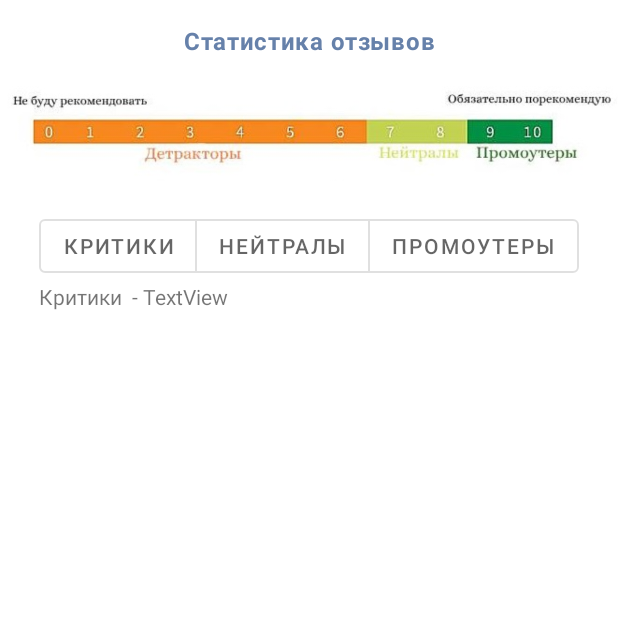
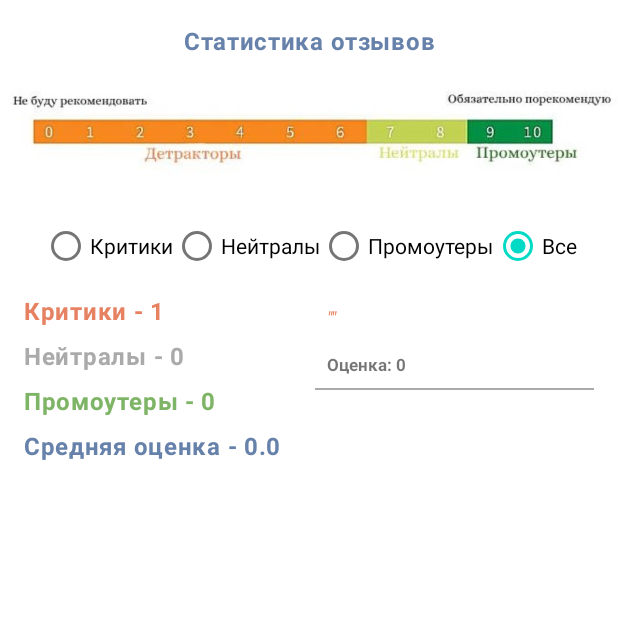
Before and after one commit to mmh-dev/FeedBackApp, an Android app: the fragment ManagerFragment placed in its activity, on a phone screen of 412 x 824 dp, the top half of it. Run offline under Robolectric (Android 15) with nearby library versions, the phone set to English and light mode, and no system bars; our stand-ins replace Dagger/Hilt's generated code, Room's generated code.

Commit message:
version 1

```diff
--- a/app/src/main/java/com/mmh/feedbackapp/CustomerFragment.kt
+++ b/app/src/main/java/com/mmh/feedbackapp/CustomerFragment.kt
@@ -6,6 +6,7 @@ import android.view.LayoutInflater
 import android.view.View
 import android.view.ViewGroup
 import android.widget.RadioButton
+import androidx.fragment.app.viewModels
 import androidx.lifecycle.lifecycleScope
 import com.mmh.feedbackapp.databinding.FragmentCustomerBinding
 import com.mmh.feedbackapp.db.AppDatabase
@@ -14,6 +15,7 @@ import com.mmh.feedbackapp.utils.CRITIC
 import com.mmh.feedbackapp.utils.NEUTRAL
 import com.mmh.feedbackapp.utils.PROMOTER
 import com.mmh.feedbackapp.utils.showToast
+import com.mmh.feedbackapp.viewModels.MyViewModel
 import dagger.hilt.android.AndroidEntryPoint
 import kotlinx.coroutines.Dispatchers
 import kotlinx.coroutines.launch
@@ -26,11 +28,8 @@ class CustomerFragment : Fragment() {
     private val binding: FragmentCustomerBinding by lazy {
         FragmentCustomerBinding.inflate(layoutInflater)
     }
-
+    private val viewModel: MyViewModel by viewModels()
     private var score: Int = 0
-
-    @Inject
-    lateinit var db: AppDatabase
 
     override fun onCreateView(
         inflater: LayoutInflater, container: ViewGroup?,
@@ -50,7 +49,8 @@ class CustomerFragment : Fragment() {
             }
 
             submitBtn.setOnClickListener {
-                lifecycleScope.launch (Dispatchers.IO) {
+
+                lifecycleScope.launch {
                     val comment = commentField.text.toString()
                     val feedBack = FeedBack(score, comment)
                     when (score) {
@@ -58,7 +58,7 @@ class CustomerFragment : Fragment() {
                         in 7..8 -> feedBack.type = NEUTRAL
                         else -> feedBack.type = PROMOTER
                     }
-                    db.dao().insertFeedback(feedBack)
+                    viewModel.insertFeedback(feedBack)
                     withContext(Dispatchers.Main) {
                         showToast(getString(R.string.feedback_saved_text))
                         binding.apply {
--- a/app/src/main/java/com/mmh/feedbackapp/ManagerFragment.kt
+++ b/app/src/main/java/com/mmh/feedbackapp/ManagerFragment.kt
@@ -6,20 +6,20 @@ import android.view.LayoutInflater
 import android.view.View
 import android.view.ViewGroup
 import androidx.fragment.app.Fragment
+import androidx.fragment.app.viewModels
 import androidx.lifecycle.lifecycleScope
 import androidx.recyclerview.widget.LinearLayoutManager
-import androidx.recyclerview.widget.RecyclerView
 import com.mmh.feedbackapp.adapters.FeedBackAdapter
 import com.mmh.feedbackapp.databinding.FragmentManagerBinding
-import com.mmh.feedbackapp.db.AppDatabase
 import com.mmh.feedbackapp.entities.FeedBack
+import com.mmh.feedbackapp.utils.ALL
 import com.mmh.feedbackapp.utils.CRITIC
 import com.mmh.feedbackapp.utils.NEUTRAL
 import com.mmh.feedbackapp.utils.PROMOTER
+import com.mmh.feedbackapp.viewModels.MyViewModel
 import dagger.hilt.android.AndroidEntryPoint
 import kotlinx.coroutines.Dispatchers
-import kotlinx.coroutines.launch
-import javax.inject.Inject
+import kotlinx.coroutines.withContext
 
 @AndroidEntryPoint
 class ManagerFragment : Fragment() {
@@ -28,11 +28,8 @@ class ManagerFragment : Fragment() {
         FragmentManagerBinding.inflate(layoutInflater)
     }
     private var feedBackAdapter: FeedBackAdapter? = null
-    private var checkedType = CRITIC
-    private var feedbackList = mutableListOf<FeedBack>()
-
-    @Inject
-    lateinit var db: AppDatabase
+    private var feedbackList = listOf<FeedBack>()
+    private val viewModel: MyViewModel by viewModels()
 
     override fun onCreateView(
         inflater: LayoutInflater, container: ViewGroup?,
@@ -46,24 +43,43 @@ class ManagerFragment : Fragment() {
 
         feedBackAdapter = FeedBackAdapter(requireContext())
         binding.commentsRv.apply {
-            layoutManager = LinearLayoutManager(requireActivity(), RecyclerView.HORIZONTAL, false)
+            layoutManager = LinearLayoutManager(requireActivity())
             adapter = feedBackAdapter
         }
 
-        binding.toggleGroup.addOnButtonCheckedListener { group, checkedId, isChecked ->
-            checkedType = when (checkedId) {
+        viewModel.getFeedbacks()
+        binding.toggleGroup.setOnCheckedChangeListener { radioGroup, checkedId ->
+            val checkedType = when (checkedId) {
                 binding.criticsBtn.id -> CRITIC
                 binding.neutralsBtn.id -> NEUTRAL
                 binding.promoterBtn.id -> PROMOTER
-                else -> ""
+                else -> ALL
             }
             Log.i("tag", checkedType)
-            feedbackList.filter { it.type == checkedType }
-            feedBackAdapter?.submitList(feedbackList)
+            if (checkedType != ALL) {
+                val filteredList = feedbackList.filter { it.type == checkedType }
+                feedBackAdapter?.submitList(filteredList)
+            } else {
+                feedBackAdapter?.submitList(feedbackList)
+            }
         }
+        lifecycleScope.launchWhenCreated {
+            viewModel.feedBackList.observe(viewLifecycleOwner) { list ->
+                feedbackList = list
+                feedBackAdapter?.submitList(feedbackList)
+            }
+            updateNumbers()
+        }
+    }
 
-        lifecycleScope.launch(Dispatchers.IO) {
-            feedbackList = db.dao().getAllFeedbacks()
+    private fun updateNumbers() {
+        binding.apply {
+            viewModel.numbers.observe(viewLifecycleOwner) { numbers ->
+                criticsNumber.text = numbers.first()
+                neutralsNumber.text = numbers[1]
+                promotersNumber.text = numbers[2]
+                averageScore.text = numbers.last()
+            }
         }
     }
 }
--- a/app/src/main/java/com/mmh/feedbackapp/StartFragment.kt
+++ b/app/src/main/java/com/mmh/feedbackapp/StartFragment.kt
@@ -29,7 +29,6 @@ class StartFragment : Fragment() {
             customerBtn.setOnClickListener {
                 parentFragmentManager.beginTransaction().replace(R.id.container_view, CustomerFragment()).addToBackStack(null).commit()
             }
-
             managerBtn.setOnClickListener {
                 parentFragmentManager.beginTransaction().replace(R.id.container_view, ManagerFragment()).addToBackStack(null).commit()
             }
--- a/app/src/main/java/com/mmh/feedbackapp/adapters/FeedBackAdapter.kt
+++ b/app/src/main/java/com/mmh/feedbackapp/adapters/FeedBackAdapter.kt
@@ -20,7 +20,8 @@ class FeedBackAdapter @Inject constructor(private val context: Context) :
 
         fun bind(feedBack: FeedBack) {
             with(binding) {
-                comment.text = feedBack.comment
+                comment.text = context.resources.getString(R.string.comment_text, feedBack.comment)
+                score.text = context.resources.getString(R.string.score_text, feedBack.score)
                 when (feedBack.type) {
                     CRITIC -> comment.setTextColor(context.resources.getColor(R.color.red))
                     PROMOTER -> comment.setTextColor(context.resources.getColor(R.color.green))
--- /dev/null
+++ b/app/src/main/java/com/mmh/feedbackapp/repositories/MyRepository.kt
@@ -0,0 +1,18 @@
+package com.mmh.feedbackapp.repositories
+
+import com.mmh.feedbackapp.db.AppDatabase
+import com.mmh.feedbackapp.entities.FeedBack
+import javax.inject.Inject
+
+class MyRepository @Inject constructor(
+    private val database: AppDatabase
+) {
+
+    suspend fun insertFeedback(feedback: FeedBack) {
+        database.dao().insertFeedback(feedback)
+    }
+
+    suspend fun getAllFeedbacks(): MutableList<FeedBack> {
+        return database.dao().getAllFeedbacks()
+    }
+}
--- a/app/src/main/java/com/mmh/feedbackapp/utils/Consts.kt
+++ b/app/src/main/java/com/mmh/feedbackapp/utils/Consts.kt
@@ -3,3 +3,4 @@ package com.mmh.feedbackapp.utils
 const val CRITIC = "critic"
 const val NEUTRAL = "neutral"
 const val PROMOTER = "promoter"
+const val ALL = "all"
--- a/app/src/main/java/com/mmh/feedbackapp/utils/Extentions.kt
+++ b/app/src/main/java/com/mmh/feedbackapp/utils/Extentions.kt
@@ -7,3 +7,5 @@ import androidx.fragment.app.Fragment
 fun Fragment.showToast(message: String) {
     Toast.makeText(requireContext(), message, Toast.LENGTH_SHORT).show()
 }
+
+fun Double.round(decimals: Int = 2): Double = "%.${decimals}f".format(this).toDouble()
--- /dev/null
+++ b/app/src/main/java/com/mmh/feedbackapp/viewModels/MyViewModel.kt
@@ -0,0 +1,59 @@
+package com.mmh.feedbackapp.viewModels
+
+import androidx.lifecycle.LiveData
+import androidx.lifecycle.MutableLiveData
+import androidx.lifecycle.ViewModel
+import androidx.lifecycle.viewModelScope
+import com.mmh.feedbackapp.entities.FeedBack
+import com.mmh.feedbackapp.repositories.MyRepository
+import com.mmh.feedbackapp.utils.CRITIC
+import com.mmh.feedbackapp.utils.NEUTRAL
+import com.mmh.feedbackapp.utils.round
+import dagger.hilt.android.lifecycle.HiltViewModel
+import kotlinx.coroutines.launch
+import javax.inject.Inject
+
+@HiltViewModel
+class MyViewModel @Inject constructor(private val repository: MyRepository) : ViewModel() {
+
+    private val _feedBackList = MutableLiveData<List<FeedBack>>()
+    val feedBackList: LiveData<List<FeedBack>> = _feedBackList
+    private val _numbers = MutableLiveData<List<String>>()
+    val numbers: LiveData<List<String>> = _numbers
+
+    fun getFeedbacks() {
+        viewModelScope.launch {
+            val list = repository.getAllFeedbacks()
+            _feedBackList.value = list
+            var critics = 0
+            var neutrals = 0
+            var promoters = 0
+            var totalScore = 0
+            list.forEach {
+                totalScore += it.score
+                when (it.type) {
+                    CRITIC -> critics++
+                    NEUTRAL -> neutrals++
+                    else -> promoters++
+                }
+            }
+            if (list.isNotEmpty()) {
+                val numbersList = mutableListOf<String>()
+                numbersList.add(critics.toString())
+                numbersList.add(neutrals.toString())
+                numbersList.add(promoters.toString())
+                if (list.isNotEmpty()) {
+                    val avScore: Double = totalScore.toDouble() / list.size
+                    numbersList.add(avScore.round().toString())
+                }
+                _numbers.value = numbersList
+            }
+        }
+    }
+
+    fun insertFeedback(feedBack: FeedBack) {
+        viewModelScope.launch {
+            repository.insertFeedback(feedBack)
+        }
+    }
+}
--- a/app/src/main/res/layout/feedback_item.xml
+++ b/app/src/main/res/layout/feedback_item.xml
@@ -7,11 +7,22 @@
 	<TextView
 		android:layout_margin="8dp"
 		android:id="@+id/comment"
-		android:padding="8dp"
 		android:textSize="11sp"
 		android:textStyle="italic"
-		android:background="@drawable/comment_bg"
-		android:layout_width="200dp"
+		android:layout_width="match_parent"
 		android:layout_height="wrap_content"/>
 
+	<TextView
+		android:layout_margin="8dp"
+		android:id="@+id/score"
+		android:textSize="11sp"
+		android:textStyle="bold"
+		android:layout_width="match_parent"
+		android:layout_height="wrap_content"/>
+
+	<View
+		android:layout_width="match_parent"
+		android:layout_height="1dp"
+		android:background="@android:color/darker_gray" />
+
 </LinearLayout>
--- a/app/src/main/res/layout/fragment_manager.xml
+++ b/app/src/main/res/layout/fragment_manager.xml
@@ -29,61 +29,147 @@
 		app:layout_constraintStart_toStartOf="parent"
 		app:layout_constraintTop_toBottomOf="@+id/textView5" />
 
-	<com.google.android.material.button.MaterialButtonToggleGroup
+	<RadioGroup
 		android:id="@+id/toggleGroup"
+		android:orientation="horizontal"
 		android:layout_width="wrap_content"
 		android:layout_height="wrap_content"
+		android:layout_marginStart="16dp"
+		android:layout_marginEnd="16dp"
 		app:layout_constraintEnd_toEndOf="parent"
 		app:layout_constraintHorizontal_bias="0.5"
 		app:layout_constraintStart_toStartOf="parent"
-		app:layout_constraintTop_toBottomOf="@+id/imageView6"
-		app:singleSelection="true">
+		app:layout_constraintTop_toBottomOf="@+id/imageView6">
 
-		<Button
+		<RadioButton
 			android:id="@+id/critics_btn"
-			style="@style/Widget.MaterialComponents.Button.OutlinedButton"
 			android:layout_width="wrap_content"
 			android:layout_height="wrap_content"
 			android:text="@string/critics" />
 
-		<Button
+		<RadioButton
 			android:id="@+id/neutrals_btn"
-			style="@style/Widget.MaterialComponents.Button.OutlinedButton"
 			android:layout_width="wrap_content"
 			android:layout_height="wrap_content"
 			android:text="@string/neutrals" />
 
-		<Button
+		<RadioButton
 			android:id="@+id/promoter_btn"
-			style="@style/Widget.MaterialComponents.Button.OutlinedButton"
 			android:layout_width="wrap_content"
 			android:layout_height="wrap_content"
-			android:text="@string/promotes" />
-	</com.google.android.material.button.MaterialButtonToggleGroup>
+			android:text="@string/promoters" />
+
+		<RadioButton
+			android:id="@+id/all_btn"
+			android:checked="true"
+			android:layout_width="wrap_content"
+			android:layout_height="wrap_content"
+			android:text="@string/all" />
+
+	</RadioGroup>
 
 	<TextView
 		android:id="@+id/textView14"
+		style="@style/TitleText"
 		android:layout_width="wrap_content"
 		android:layout_height="wrap_content"
+		android:layout_marginStart="16dp"
+		android:layout_marginTop="8dp"
 		android:text="@string/critics"
-		app:layout_constraintStart_toStartOf="@+id/toggleGroup"
+		android:textColor="@color/red"
+		app:layout_constraintStart_toStartOf="parent"
 		app:layout_constraintTop_toBottomOf="@+id/toggleGroup" />
 
 	<TextView
 		android:id="@+id/textView15"
 		android:layout_width="wrap_content"
 		android:layout_height="wrap_content"
-		android:text="  - "
+		android:text=" - "
+		style="@style/TitleText"
+		android:textColor="@color/red"
 		app:layout_constraintBottom_toBottomOf="@+id/textView14"
 		app:layout_constraintStart_toEndOf="@+id/textView14" />
 
 	<TextView
-		android:id="@+id/textView16"
+		android:id="@+id/critics_number"
 		android:layout_width="wrap_content"
 		android:layout_height="wrap_content"
-		android:text="TextView"
+		style="@style/TitleText"
+		android:text="0"
+		android:textColor="@color/red"
 		app:layout_constraintBottom_toBottomOf="@+id/textView14"
 		app:layout_constraintStart_toEndOf="@+id/textView15" />
+
+	<TextView
+		android:id="@+id/textView19"
+		android:layout_width="wrap_content"
+		android:layout_height="wrap_content"
+		android:layout_marginStart="16dp"
+		android:layout_marginTop="8dp"
+		android:text="@string/neutrals"
+		style="@style/TitleText"
+		android:textColor="@android:color/darker_gray"
+		app:layout_constraintStart_toStartOf="parent"
+		app:layout_constraintTop_toBottomOf="@+id/textView14" />
+
+	<TextView
+		android:id="@+id/textView18"
+		android:layout_width="wrap_content"
+		android:layout_height="wrap_content"
+		android:text=" - "
+		style="@style/TitleText"
+		android:textColor="@android:color/darker_gray"
+		app:layout_constraintBottom_toBottomOf="@+id/textView19"
+		app:layout_constraintStart_toEndOf="@+id/textView19" />
+
+	<TextView
+		android:id="@+id/neutrals_number"
+		style="@style/TitleText"
+		android:text="0"
+		android:layout_width="wrap_content"
+		android:layout_height="wrap_content"
+		android:textColor="@android:color/darker_gray"
+		app:layout_constraintBottom_toBottomOf="@+id/textView19"
+		app:layout_constraintStart_toEndOf="@+id/textView18" />
+
+	<TextView
+		android:id="@+id/textView20"
+		android:layout_width="wrap_content"
+		android:layout_height="wrap_content"
+		android:layout_marginStart="16dp"
+		android:layout_marginTop="8dp"
+		android:text="@string/promoters"
+		style="@style/TitleText"
+		android:textColor="@color/green"
+		app:layout_constraintStart_toStartOf="parent"
+		app:layout_constraintTop_toBottomOf="@+id/textView19" />
+
+	<TextView
+		android:id="@+id/textView21"
+		android:layout_width="wrap_content"
+		android:layout_height="wrap_content"
+		android:text=" - "
+		style="@style/TitleText"
+		android:textColor="@color/green"
+		app:layout_constraintBottom_toBottomOf="@+id/textView20"
+		app:layout_constraintStart_toEndOf="@+id/textView20" />
+
+	<TextView
+		android:id="@+id/promoters_number"
+		android:layout_width="wrap_content"
+		android:layout_height="wrap_content"
+		style="@style/TitleText"
+		android:text="0"
+		android:textColor="@color/green"
+		app:layout_constraintBottom_toBottomOf="@+id/textView20"
+		app:layout_constraintStart_toEndOf="@+id/textView21" />
+
+	<androidx.constraintlayout.widget.Guideline
+		android:id="@+id/guideline2"
+		android:layout_width="wrap_content"
+		android:layout_height="wrap_content"
+		android:orientation="vertical"
+		app:layout_constraintGuide_begin="194dp" />
 
 	<androidx.recyclerview.widget.RecyclerView
 		android:id="@+id/comments_rv"
@@ -93,8 +179,36 @@
 		android:layout_marginTop="8dp"
 		android:layout_marginEnd="16dp"
 		app:layout_constraintEnd_toEndOf="parent"
-		app:layout_constraintHorizontal_bias="0.5"
+		app:layout_constraintStart_toStartOf="@+id/guideline2"
+		app:layout_constraintTop_toBottomOf="@+id/toggleGroup" />
+
+	<TextView
+		android:id="@+id/textView22"
+		android:layout_width="wrap_content"
+		android:layout_height="wrap_content"
+		android:layout_marginStart="16dp"
+		android:layout_marginTop="8dp"
+		style="@style/TitleText"
+		android:text="@string/average_score"
 		app:layout_constraintStart_toStartOf="parent"
-		app:layout_constraintTop_toBottomOf="@+id/textView14" />
+		app:layout_constraintTop_toBottomOf="@+id/textView20" />
+
+	<TextView
+		android:id="@+id/textView23"
+		android:layout_width="wrap_content"
+		android:layout_height="wrap_content"
+		android:text=" - "
+		style="@style/TitleText"
+		app:layout_constraintBottom_toBottomOf="@+id/textView22"
+		app:layout_constraintStart_toEndOf="@+id/textView22" />
+
+	<TextView
+		android:id="@+id/average_score"
+		android:layout_width="wrap_content"
+		android:layout_height="wrap_content"
+		style="@style/TitleText"
+		android:text="0"
+		app:layout_constraintBottom_toBottomOf="@+id/textView22"
+		app:layout_constraintStart_toEndOf="@+id/textView23" />
 
 </androidx.constraintlayout.widget.ConstraintLayout>
--- a/app/src/main/res/values/strings.xml
+++ b/app/src/main/res/values/strings.xml
@@ -13,6 +13,10 @@
 	<string name="surely_recommend">Обязательно буду рекомендовать</string>
 	<string name="feedback_statistics">Статистика отзывов</string>
 	<string name="critics">Критики</string>
-	<string name="promotes">Промоутеры</string>
+	<string name="promoters">Промоутеры</string>
 	<string name="neutrals">Нейтралы</string>
+	<string name="comment_text">\"%1$s\"</string>
+	<string name="score_text">Оценка: %1$d</string>
+	<string name="average_score">Средняя оценка</string>
+	<string name="all">Все</string>
 </resources>
```
